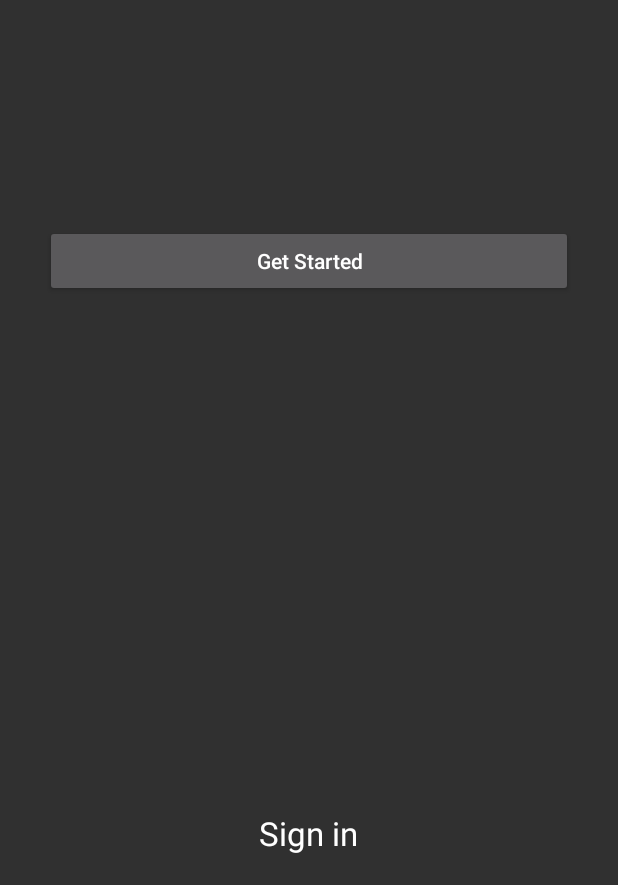
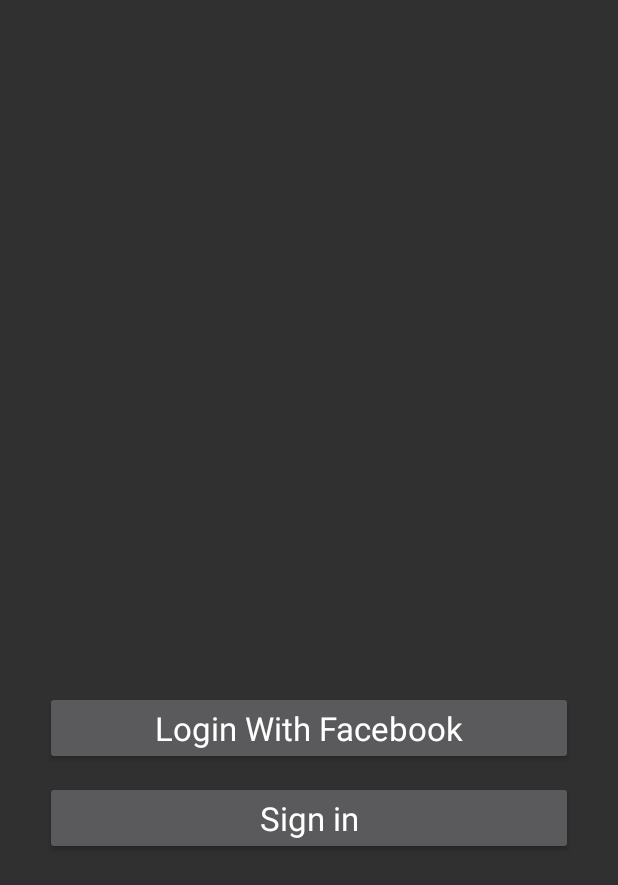
Before and after one commit to konyekokim/PackMyLoad, an Android app: the GetStartedActivity screen opened directly, with no data from a screen before it, on a phone screen of 412 x 824 dp, the part 351-1236 px from its top. Run offline under Robolectric (Android 15) with nearby library versions, the phone set to English and light mode, and no system bars.

Commit message:
changed the get started activity. still working on the skeletons

```diff
--- a/app/src/main/java/com/chokus/konye/packmyload/GetStartedActivity.kt
+++ b/app/src/main/java/com/chokus/konye/packmyload/GetStartedActivity.kt
@@ -15,11 +15,11 @@ class GetStartedActivity : AppCompatActivity() {
 
     }
     private fun viewActions(){
-        get_started_button.setOnClickListener{
+        login_with_fb_button.setOnClickListener{
             val intent = Intent(applicationContext, SignUpActivity:: class.java)
             startActivity(intent)
         }
-        sign_in_textView.setOnClickListener{
+        sign_in_button.setOnClickListener{
             val intent = Intent(applicationContext, SignInActivity:: class.java)
             startActivity(intent)
         }
--- a/app/src/main/res/layout/activity_get_started.xml
+++ b/app/src/main/res/layout/activity_get_started.xml
@@ -19,22 +19,25 @@
     <Button
         android:layout_width="match_parent"
         android:layout_height="wrap_content"
-        android:layout_below="@+id/pack_my_load_logo"
         android:layout_marginStart="30dp"
         android:layout_marginEnd="30dp"
-        android:text="Get Started"
+        android:text="Login With Facebook"
         android:textAllCaps="false"
-        android:layout_marginTop="150dp"
-        android:id="@+id/get_started_button"/>
+        android:layout_alignParentBottom="true"
+        android:layout_marginBottom="80dp"
+        android:id="@+id/login_with_fb_button"
+        android:textAppearance="?android:attr/textAppearanceLarge"/>
 
-    <TextView
-        android:layout_width="wrap_content"
+    <Button
+        android:layout_width="match_parent"
         android:layout_height="wrap_content"
         android:text="Sign in"
         android:textAppearance="?android:attr/textAppearanceLarge"
-        android:id="@+id/sign_in_textView"
+        android:id="@+id/sign_in_button"
         android:layout_centerHorizontal="true"
         android:layout_alignParentBottom="true"
+        android:layout_marginStart="30dp"
+        android:layout_marginEnd="30dp"
         android:layout_marginBottom="20dp"/>
 
 </RelativeLayout>
```
